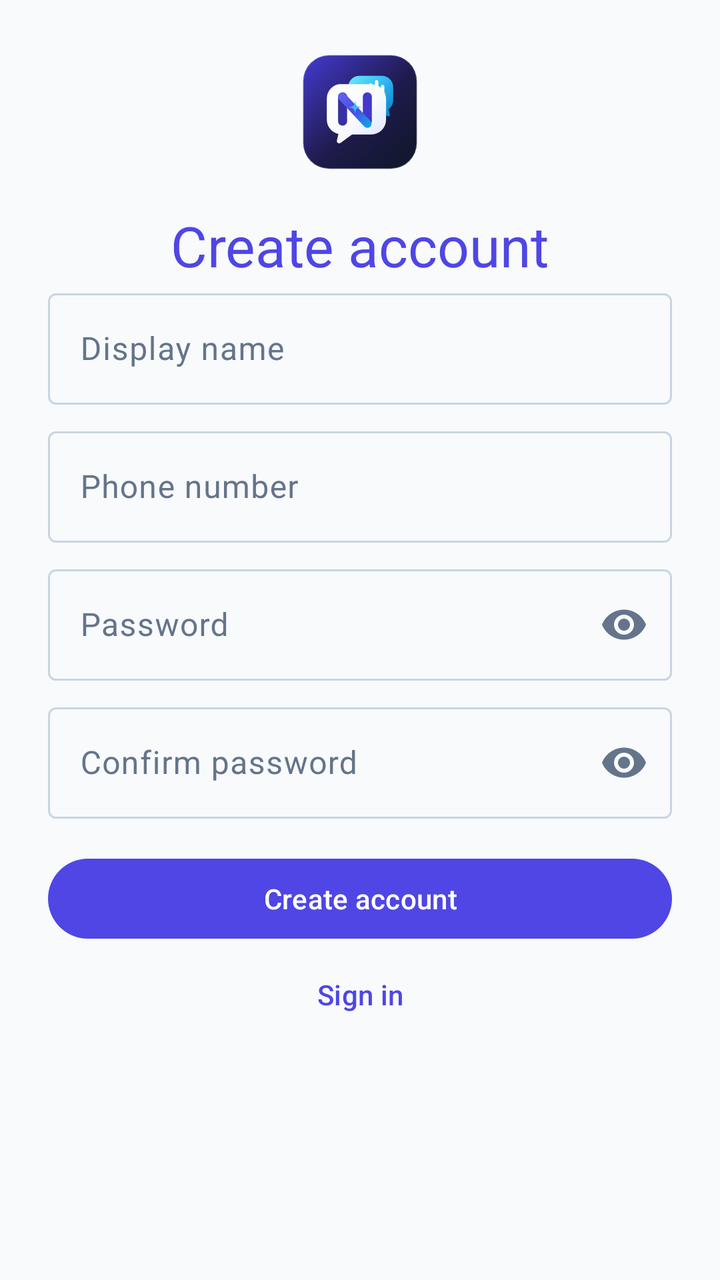
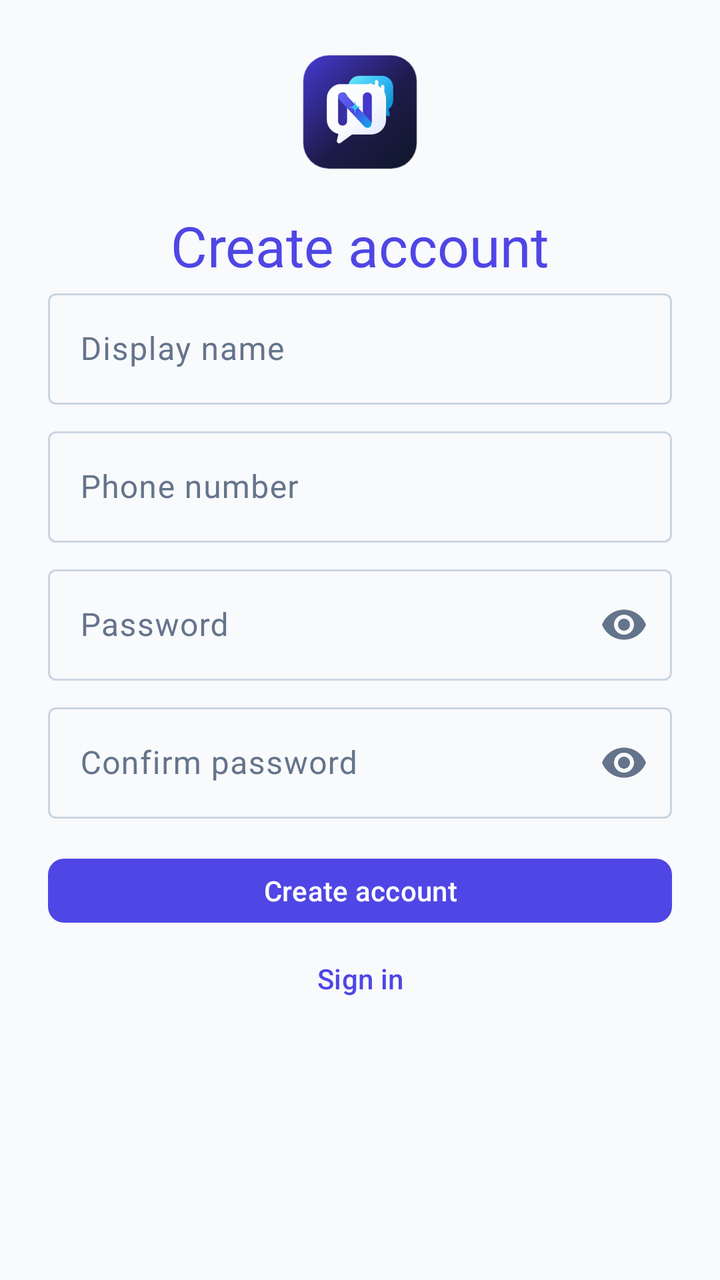

Compare the two renders of this Android layout. The source of the first and the diff that turns it into the second are given below.
<!-- AndroidManifest.xml: application theme Theme.NexaChat -->
<!-- res/layout/fragment_register.xml -->
<?xml version="1.0" encoding="utf-8"?>
<FrameLayout xmlns:android="http://schemas.android.com/apk/res/android"
    xmlns:app="http://schemas.android.com/apk/res-auto"
    android:layout_width="match_parent"
    android:layout_height="match_parent"
    android:background="?android:attr/colorBackground">
    <ScrollView
        android:layout_width="match_parent"
        android:layout_height="match_parent"
        android:fillViewport="true">
        <LinearLayout
            android:layout_width="match_parent"
            android:layout_height="wrap_content"
            android:gravity="center_horizontal"
            android:orientation="vertical"
            android:padding="@dimen/space_lg">
            <LinearLayout
                android:id="@+id/registerColumn"
                android:layout_width="match_parent"
                android:layout_height="wrap_content"
                android:maxWidth="@dimen/auth_form_max_width"
                android:orientation="vertical">
                <ImageView
                    android:layout_width="64dp"
                    android:layout_height="64dp"
                    android:layout_gravity="center_horizontal"
                    android:contentDescription="@string/app_name"
                    android:src="@drawable/ic_nexachat_logo" />
                <TextView
                    android:layout_width="wrap_content"
                    android:layout_height="wrap_content"
                    android:layout_gravity="center_horizontal"
                    android:layout_marginTop="@dimen/space_md"
                    android:text="@string/action_create_account"
                    android:textAppearance="?attr/textAppearanceHeadlineMedium"
                    android:textColor="?attr/colorPrimary" />
                <com.google.android.material.textfield.TextInputLayout
                    android:id="@+id/nameLayout"
                    android:layout_width="match_parent"
                    android:layout_height="wrap_content"
                    android:hint="@string/auth_display_name_label">
                    <com.google.android.material.textfield.TextInputEditText
                        android:id="@+id/nameInput"
                        android:layout_width="match_parent"
                        android:layout_height="wrap_content"
                        android:inputType="textPersonName" />
                </com.google.android.material.textfield.TextInputLayout>
                <com.google.android.material.textfield.TextInputLayout
                    android:id="@+id/phoneLayout"
                    android:layout_width="match_parent"
                    android:layout_height="wrap_content"
                    android:layout_marginTop="@dimen/space_sm"
                    android:hint="@string/auth_phone_label">
                    <com.google.android.material.textfield.TextInputEditText
                        android:id="@+id/phoneInput"
                        android:layout_width="match_parent"
                        android:layout_height="wrap_content"
                        android:inputType="phone" />
                </com.google.android.material.textfield.TextInputLayout>
                <com.google.android.material.textfield.TextInputLayout
                    android:id="@+id/passwordLayout"
                    android:layout_width="match_parent"
                    android:layout_height="wrap_content"
                    android:layout_marginTop="@dimen/space_sm"
                    android:hint="@string/auth_password_label"
                    app:endIconContentDescription="@string/cd_password_visibility"
                    app:endIconDrawable="@drawable/ic_visibility"
                    app:endIconMode="password_toggle">
                    <com.google.android.material.textfield.TextInputEditText
                        android:id="@+id/passwordInput"
                        android:layout_width="match_parent"
                        android:layout_height="wrap_content"
                        android:inputType="textPassword" />
                </com.google.android.material.textfield.TextInputLayout>
                <com.google.android.material.textfield.TextInputLayout
                    android:id="@+id/confirmPasswordLayout"
                    android:layout_width="match_parent"
                    android:layout_height="wrap_content"
                    android:layout_marginTop="@dimen/space_sm"
                    android:hint="@string/auth_confirm_password_label"
                    app:endIconContentDescription="@string/cd_password_visibility"
                    app:endIconDrawable="@drawable/ic_visibility"
                    app:endIconMode="password_toggle">
                    <com.google.android.material.textfield.TextInputEditText
                        android:id="@+id/confirmPasswordInput"
                        android:layout_width="match_parent"
                        android:layout_height="wrap_content"
                        android:inputType="textPassword" />
                </com.google.android.material.textfield.TextInputLayout>
                <TextView
                    android:id="@+id/errorBanner"
                    android:layout_width="match_parent"
                    android:layout_height="wrap_content"
                    android:layout_marginTop="@dimen/space_sm"
                    android:background="?attr/colorErrorContainer"
                    android:padding="@dimen/space_sm"
                    android:textColor="?attr/colorOnErrorContainer"
                    android:visibility="gone" />
                <com.google.android.material.button.MaterialButton
                    android:id="@+id/registerButton"
                    android:layout_width="match_parent"
                    android:layout_height="wrap_content"
                    android:layout_marginTop="@dimen/space_md"
                    android:minHeight="@dimen/min_touch_target"
                    android:text="@string/action_create_account" />
                <com.google.android.material.button.MaterialButton
                    android:id="@+id/secondaryAction"
                    style="@style/Widget.Material3.Button.TextButton"
                    android:layout_width="match_parent"
                    android:layout_height="wrap_content"
                    android:minHeight="@dimen/min_touch_target"
                    android:text="@string/action_sign_in" />
            </LinearLayout>
        </LinearLayout>
    </ScrollView>

    <com.nexachat.core.ui.components.LoadingStateView
        android:id="@+id/loadingState"
        android:layout_width="match_parent"
        android:layout_height="match_parent"
        android:visibility="gone" />

    <com.nexachat.core.ui.components.ErrorStateView
        android:id="@+id/errorState"
        android:layout_width="match_parent"
        android:layout_height="match_parent"
        android:visibility="gone" />

    <com.nexachat.core.ui.components.EmptyStateView
        android:id="@+id/emptyState"
        android:layout_width="match_parent"
        android:layout_height="match_parent"
        android:visibility="gone" />

</FrameLayout>
<!-- resources referenced by this layout -->
<resources>
  <dimen name="auth_form_max_width">440dp</dimen>
  <dimen name="min_touch_target">48dp</dimen>
  <dimen name="space_lg">24dp</dimen>
  <dimen name="space_md">16dp</dimen>
  <dimen name="space_sm">8dp</dimen>
  <string name="action_create_account">Create account</string>
  <string name="action_sign_in">Sign in</string>
  <string name="app_name">NexaChat</string>
  <string name="auth_confirm_password_label">Confirm password</string>
  <string name="auth_display_name_label">Display name</string>
  <string name="auth_password_label">Password</string>
  <string name="auth_phone_label">Phone number</string>
  <string name="cd_password_visibility">Toggle password visibility</string>
  <style name="Theme.NexaChat" parent="Theme.NexaChat.Views" />
  <color name="colorPrimary">@color/brand_indigo</color>
  <color name="colorOnPrimary">#FFFFFFFF</color>
  <color name="colorPrimaryContainer">@color/brand_indigo_container</color>
  <color name="colorOnPrimaryContainer">@color/brand_on_indigo_container</color>
  <color name="colorSecondary">@color/slate_secondary</color>
  <color name="colorOnSecondary">#FFFFFFFF</color>
  <color name="colorSecondaryContainer">@color/slate_secondary_container</color>
  <color name="colorOnSecondaryContainer">@color/slate_on_secondary_container</color>
  <color name="colorTertiary">@color/tertiary_sky</color>
  <color name="colorOnTertiary">#FFFFFFFF</color>
  <color name="colorTertiaryContainer">@color/tertiary_sky_container</color>
  <color name="colorOnTertiaryContainer">@color/tertiary_on_sky_container</color>
  <color name="colorError">@color/error_red</color>
  <color name="colorOnError">#FFFFFFFF</color>
  <color name="colorErrorContainer">@color/error_container_light</color>
  <color name="colorOnErrorContainer">@color/on_error_container_light</color>
  <color name="colorBackground">@color/background_light</color>
  <color name="colorOnBackground">@color/text_primary_light</color>
  <color name="colorSurface">@color/surface_light</color>
  <color name="colorOnSurface">@color/text_primary_light</color>
  <color name="colorSurfaceVariant">@color/surface_variant_light</color>
  <color name="colorOnSurfaceVariant">@color/text_secondary_light</color>
  <color name="colorOutline">@color/slate_border</color>
  <color name="colorOutlineVariant">@color/slate_divider</color>
  <style name="TextAppearance.NexaChat.BodyLarge" parent="TextAppearance.Material3.BodyLarge" />
  <style name="TextAppearance.NexaChat.BodyMedium" parent="TextAppearance.Material3.BodyMedium" />
  <style name="TextAppearance.NexaChat.BodySmall" parent="TextAppearance.Material3.BodySmall" />
  <style name="TextAppearance.NexaChat.LabelLarge" parent="TextAppearance.Material3.LabelLarge" />
  <style name="TextAppearance.NexaChat.LabelSmall" parent="TextAppearance.Material3.LabelSmall" />
  <color name="brand_indigo">#FF4F46E5</color>
  <color name="brand_indigo_container">#FFE0E7FF</color>
  <color name="brand_on_indigo_container">#FF1E1B4B</color>
  <color name="slate_secondary">#FF505F76</color>
  <color name="slate_secondary_container">#FFD0E1FB</color>
  <color name="slate_on_secondary_container">#FF1D283A</color>
  <color name="tertiary_sky">#FF0EA5E9</color>
  <color name="tertiary_sky_container">#FFBAE6FD</color>
  <color name="tertiary_on_sky_container">#FF0369A1</color>
  <color name="error_red">#FFBA1A1A</color>
  <color name="error_container_light">#FFFFDAD6</color>
  <color name="on_error_container_light">#FF93000A</color>
  <color name="background_light">#FFF8FAFC</color>
  <color name="text_primary_light">#FF0F172A</color>
  <color name="surface_light">#FFF8FAFC</color>
  <color name="surface_variant_light">#FFE0E3E5</color>
  <color name="text_secondary_light">#FF64748B</color>
  <color name="slate_border">#FFCBD5E1</color>
  <color name="slate_divider">#FFE2E8F0</color>
  <dimen name="corner_sm">8dp</dimen>
  <dimen name="corner_md">12dp</dimen>
  <dimen name="corner_lg">16dp</dimen>
  <!-- unchanged entries left out for length: 14 -->
</resources>

<!-- the commit's change to res/layout/fragment_register.xml (unified diff, before → after) -->
@@ -101,8 +101,11 @@
                     android:layout_width="match_parent"
                     android:layout_height="wrap_content"
                     android:layout_marginTop="@dimen/space_md"
-                    android:minHeight="@dimen/min_touch_target"
-                    android:text="@string/action_create_account" />
+                    android:minHeight="40dp"
+                    android:text="@string/action_create_account"
+                    android:textColor="@android:color/white"
+                    app:backgroundTint="@color/colorPrimary"
+                    app:cornerRadius="8dp" />
                 <com.google.android.material.button.MaterialButton
                     android:id="@+id/secondaryAction"
                     style="@style/Widget.Material3.Button.TextButton"
